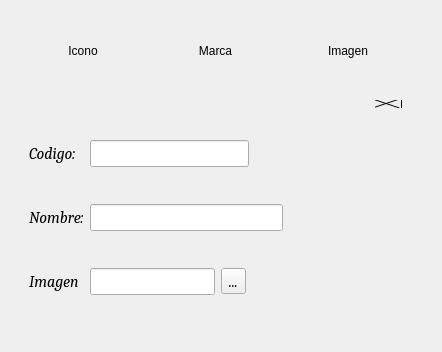
First picture: the form in SapVisual/Formularios/formmoneda.ui, repository gato0429/SAP, before the edit.
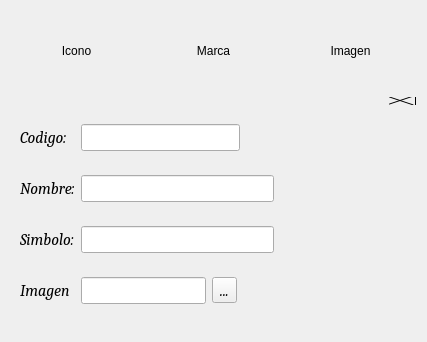
Second picture: the form after the edit. Icons and pictures are not drawn.

Patch:
```diff
--- a/SapVisual/Formularios/formmoneda.ui
+++ b/SapVisual/Formularios/formmoneda.ui
@@ -6,22 +6,15 @@
    <rect>
     <x>0</x>
     <y>0</y>
-    <width>442</width>
-    <height>352</height>
+    <width>427</width>
+    <height>342</height>
    </rect>
   </property>
   <property name="windowTitle">
    <string>Form</string>
   </property>
-  <widget class="QWidget" name="layoutWidget">
-   <property name="geometry">
-    <rect>
-     <x>20</x>
-     <y>10</y>
-     <width>391</width>
-     <height>82</height>
-    </rect>
-   </property>
+  <layout class="QGridLayout" name="gridLayout">
+   <item row="0" column="0">
    <layout class="QHBoxLayout" name="horizontalLayout">
     <property name="topMargin">
      <number>0</number>
@@ -75,16 +68,9 @@
      </widget>
     </item>
    </layout>
-  </widget>
+   </item>
+   <item row="1" column="0">
   <widget class="QTabWidget" name="tabWidget">
-   <property name="geometry">
-    <rect>
-     <x>20</x>
-     <y>100</y>
-     <width>382</width>
-     <height>236</height>
-    </rect>
-   </property>
    <property name="font">
     <font>
      <family>Cambria</family>
@@ -159,7 +145,7 @@
     <layout class="QHBoxLayout" name="horizontalLayout_2">
      <item>
       <layout class="QGridLayout" name="gridLayout_2">
-       <item row="2" column="0">
+         <item row="3" column="0">
         <widget class="QLabel" name="label_3">
          <property name="font">
           <font>
@@ -173,21 +159,7 @@
          </property>
         </widget>
        </item>
-       <item row="0" column="0">
-        <widget class="QLabel" name="label">
-         <property name="font">
-          <font>
-           <family>Cambria</family>
-           <pointsize>12</pointsize>
-           <italic>true</italic>
-          </font>
-         </property>
-         <property name="text">
-          <string>Codigo:</string>
-         </property>
-        </widget>
-       </item>
-       <item row="2" column="3" colspan="2">
+         <item row="3" column="3" colspan="2">
         <widget class="QToolButton" name="ButtonArchivoImagen">
          <property name="font">
           <font>
@@ -229,8 +201,8 @@
          </property>
         </widget>
        </item>
-       <item row="2" column="1" colspan="2">
-        <widget class="QLineEdit" name="LineImagen">
+         <item row="0" column="0">
+          <widget class="QLabel" name="label">
          <property name="font">
           <font>
            <family>Cambria</family>
@@ -238,8 +210,8 @@
            <italic>true</italic>
           </font>
          </property>
-         <property name="readOnly">
-          <bool>true</bool>
+           <property name="text">
+            <string>Codigo:</string>
          </property>
         </widget>
        </item>
@@ -259,6 +231,20 @@
          </property>
         </spacer>
        </item>
+         <item row="3" column="1" colspan="2">
+          <widget class="QLineEdit" name="LineImagen">
+           <property name="font">
+            <font>
+             <family>Cambria</family>
+             <pointsize>12</pointsize>
+             <italic>true</italic>
+            </font>
+           </property>
+           <property name="readOnly">
+            <bool>true</bool>
+           </property>
+          </widget>
+         </item>
        <item row="0" column="1" colspan="3">
         <widget class="QLineEdit" name="LineCodigo">
          <property name="font">
@@ -276,6 +262,31 @@
          </property>
         </widget>
        </item>
+         <item row="2" column="0">
+          <widget class="QLabel" name="label_5">
+           <property name="font">
+            <font>
+             <family>Cambria</family>
+             <pointsize>12</pointsize>
+             <italic>true</italic>
+            </font>
+           </property>
+           <property name="text">
+            <string>Simbolo:</string>
+           </property>
+          </widget>
+         </item>
+         <item row="2" column="1" colspan="4">
+          <widget class="QLineEdit" name="LineSimbolo">
+           <property name="font">
+            <font>
+             <family>Cambria</family>
+             <pointsize>12</pointsize>
+             <italic>true</italic>
+            </font>
+           </property>
+          </widget>
+         </item>
       </layout>
      </item>
      <item>
@@ -377,6 +388,8 @@
     </layout>
    </widget>
   </widget>
+   </item>
+  </layout>
  </widget>
  <resources>
   <include location="../Recursos.qrc"/>
```
Lines whose indentation alone changed are shown as unchanged.
